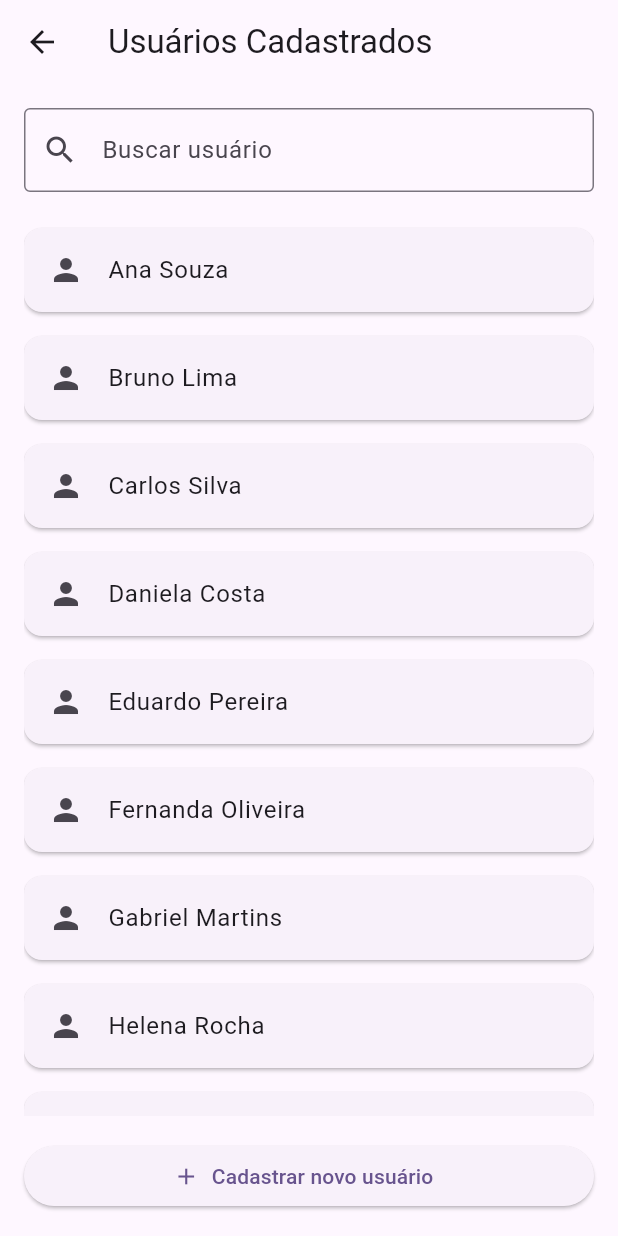
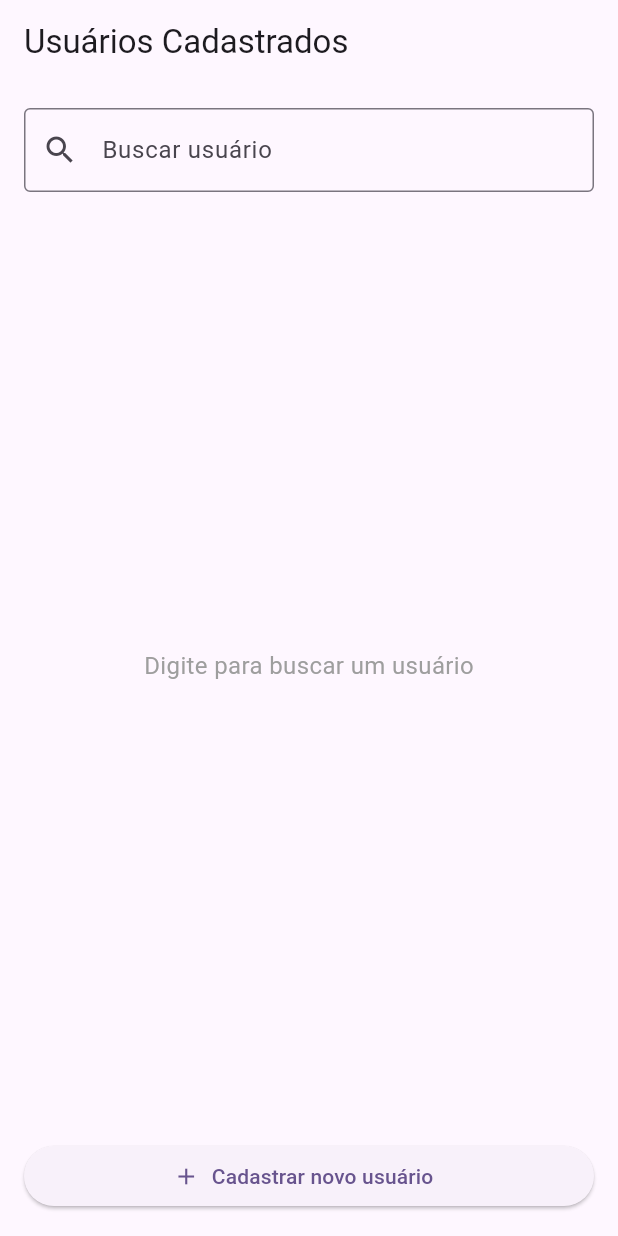
Before and after one commit to GabrielPortari/kids_space, a Flutter app: the UsersScreen screen opened by its route, on a phone screen of 412 x 824 dp. Run offline on Flutter 3.47's test engine with Material 3 defaults, Android fonts, the phone set to English and light mode, and no system bars.

Commit message:
adiciona mensagens de feedback para busca de empresas e usuários nas telas de seleção e usuários

```diff
--- a/lib/view/users_screen.dart
+++ b/lib/view/users_screen.dart
@@ -120,7 +120,10 @@ class _UsersScreenState extends State<UsersScreen> {
   @override
   Widget build(BuildContext context) {
     return Scaffold(
-      appBar: AppBar(title: const Text('Usuários Cadastrados')),
+      appBar: AppBar(
+        title: const Text('Usuários Cadastrados'),
+        automaticallyImplyLeading: false,
+      ),
       body: Padding(
         padding: const EdgeInsets.all(16.0),
         child: Column(
@@ -135,7 +138,21 @@ class _UsersScreenState extends State<UsersScreen> {
             ),
             const SizedBox(height: 16),
             Expanded(
-              child: ListView.builder(
+              child: _searchController.text.isEmpty
+                  ? Center(
+                      child: Text(
+                        'Digite para buscar um usuário',
+                        style: TextStyle(color: Colors.grey, fontSize: 16),
+                      ),
+                    )
+                  : _filteredUsers.isEmpty
+                      ? Center(
+                          child: Text(
+                            'Nenhum usuário encontrado',
+                            style: TextStyle(color: Colors.grey, fontSize: 16),
+                          ),
+                        )
+                      : ListView.builder(
                           itemCount: _filteredUsers.length,
                           itemBuilder: (context, index) {
                             final user = _filteredUsers[index];
```
Also changed, not shown: lib/view/company_selection_screen.dart (+15 -1 lines), lib/view/profile_screen.dart (+118 -25 lines). Lines whose indentation alone changed are shown as unchanged.
